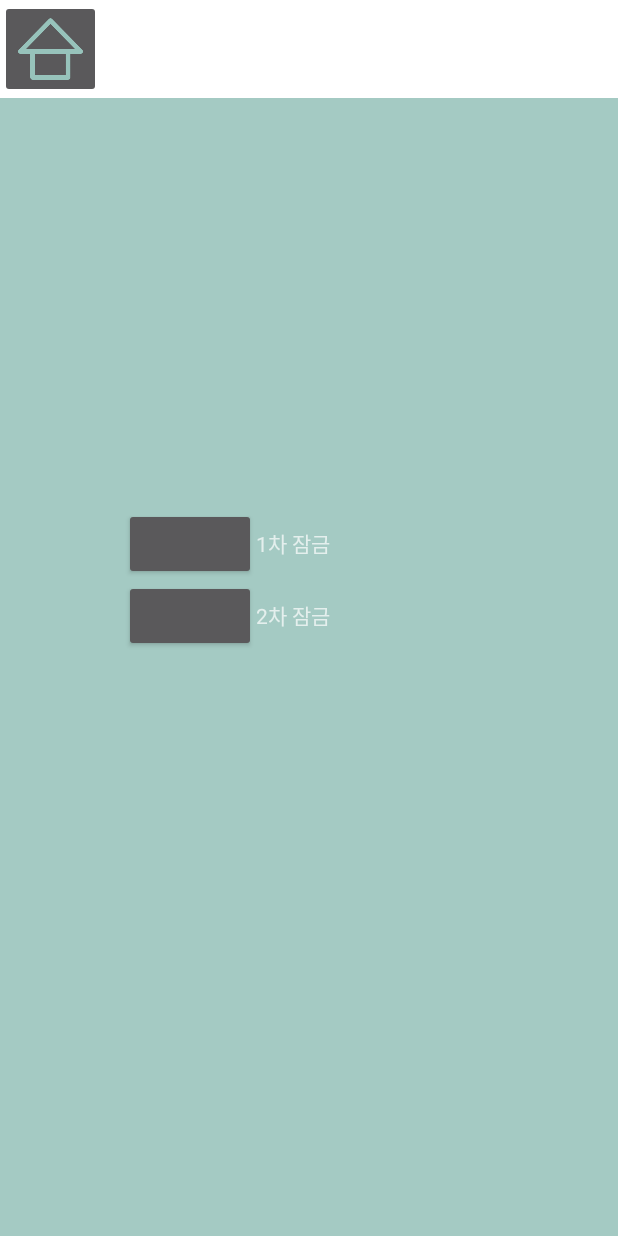
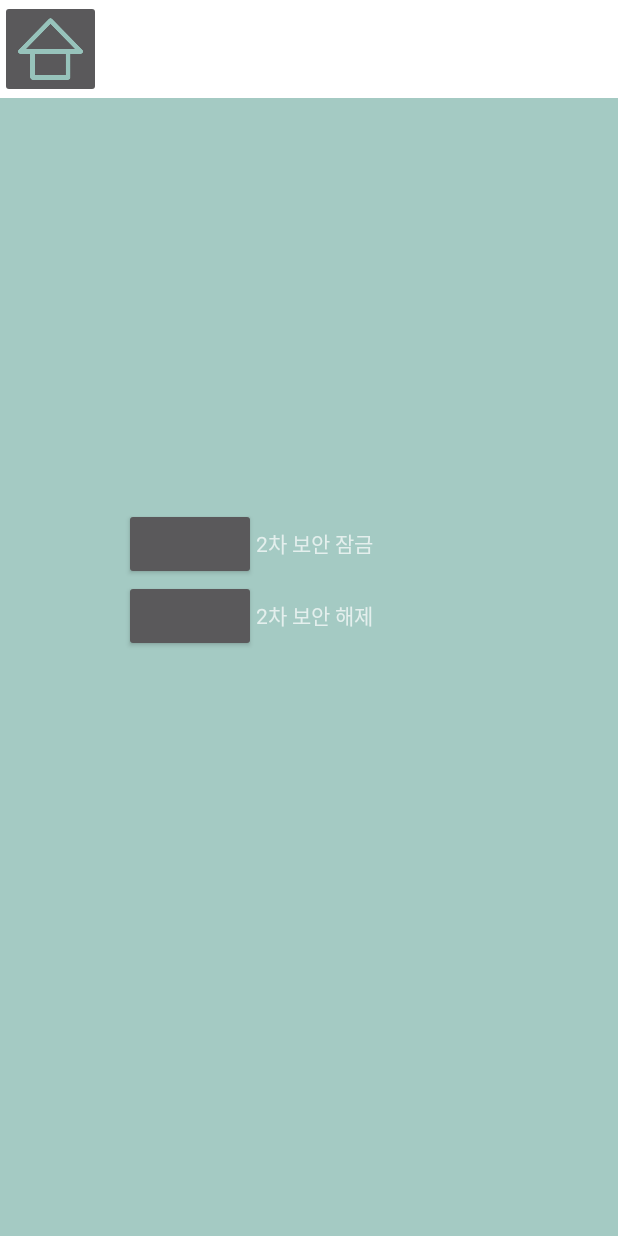
Before and after one commit to ETS-Android2/hanium_app, an Android app: the remote_lock screen opened directly, with no data from a screen before it, on a phone screen of 412 x 824 dp. Run offline under Robolectric (Android 15) with nearby library versions, the phone set to English and light mode, and no system bars.

Commit message:
add 2nd_lock data push

```diff
--- a/app/src/main/java/com/example/app_java/Set_Pwd.java
+++ b/app/src/main/java/com/example/app_java/Set_Pwd.java
@@ -41,7 +41,9 @@ public class Set_Pwd extends AppCompatActivity {
         door_pwd_set.setOnClickListener(new View.OnClickListener() {
             @Override
             public void onClick(View v) {
-                //MCU로 데이터 송신코드 작성
+                Intent intent_chg_door = new Intent(Set_Pwd.this, appLock.class);
+                intent_chg_door.putExtra(app_lock_const.type, app_lock_const.SET_TOUCHPAD);
+                Set_Pwd.this.startActivityForResult(intent_chg_door, app_lock_const.SET_TOUCHPAD);
             }
         });
     }
--- a/app/src/main/java/com/example/app_java/app_lock_const.java
+++ b/app/src/main/java/com/example/app_java/app_lock_const.java
@@ -5,6 +5,6 @@ class app_lock_const extends Object{
     static final int ENABLE_PASSLOCK = 1;
     static final int DISABLE_PASSLOCK = 2;
     static final int CHANGE_PASSLOCK = 3;
-    static final int UNLOCK_PASSWORD = 4;
+    static final int SET_TOUCHPAD = 4;
 
 }
--- a/app/src/main/java/com/example/app_java/lock_way.java
+++ b/app/src/main/java/com/example/app_java/lock_way.java
@@ -80,9 +80,9 @@ public class lock_way extends AppCompatActivity {
             @Override
             public void onClick(View view) {
                 Log.e("checkbox", "set");
-                String result_data = "SLW" + way_data[0] + way_data[1] + way_data[2] + way_data[3];
+                String result_data = "SLW" + way_data[0] + way_data[1] + way_data[2] + way_data[3] + "\\n";
                 Intent set_way = new Intent(lock_way.this, MyService.class);
-                set_way.putExtra("way_value",result_data);
+                set_way.putExtra("TO_MCU",result_data);
                 startService(set_way);
                 Log.e("way_data", result_data);
                 set_value.setText(result_data);
--- a/app/src/main/res/layout/activity_remote_lock.xml
+++ b/app/src/main/res/layout/activity_remote_lock.xml
@@ -46,17 +46,18 @@
             android:orientation="horizontal">
 
             <Button
-                android:id="@+id/chi4"
+                android:id="@+id/set_LOCK"
                 android:layout_width="wrap_content"
                 android:layout_height="wrap_content"
-                android:checkable="true" />
+                android:checkable="true"
+                android:onClick="remote_OnClick"/>
 
             <TextView
                 android:id="@+id/textView4"
                 android:layout_width="wrap_content"
                 android:layout_height="wrap_content"
                 android:layout_weight="1"
-                android:text="1차 잠금" />
+                android:text="2차 보안 잠금" />
         </LinearLayout>
 
         <LinearLayout
@@ -65,16 +66,17 @@
             android:orientation="horizontal">
 
             <Button
-                android:id="@+id/chip5"
+                android:id="@+id/set_OPEN"
                 android:layout_width="wrap_content"
                 android:layout_height="wrap_content"
+                android:onClick="remote_OnClick"
             />
             <TextView
                 android:id="@+id/textView3"
                 android:layout_width="wrap_content"
                 android:layout_height="wrap_content"
                 android:layout_weight="1"
-                android:text="2차 잠금" />
+                android:text="2차 보안 해제" />
 
         </LinearLayout>
     </LinearLayout>
```
Also changed, not shown: app/src/main/java/com/example/app_java/MyService.java (+4 -4 lines), app/src/main/java/com/example/app_java/appLock.java (+33 -1 lines), app/src/main/java/com/example/app_java/remote_lock.java (+15 -0 lines), 1 other file.
